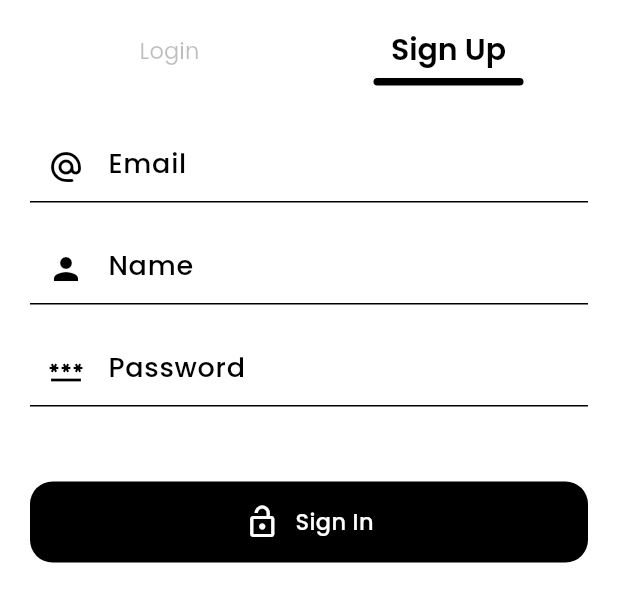
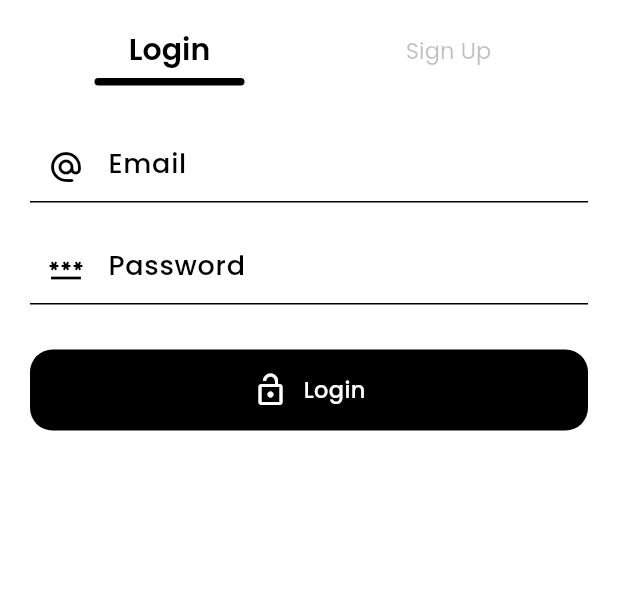
Before and after one commit to khathach699/chat_app, a Flutter app: the AuthPageBody widget shown alone on an empty page, opened directly, on a phone screen of 412 x 824 dp. Shown: the top 602 px of the screen. Run offline on Flutter 3.47's test engine with Material 3 defaults, Android fonts, the phone set to English and light mode, and no system bars; our stand-ins replace firebase_auth, firebase_core, get, slide_to_act; accounts and stored records are empty; network calls fail.

Commit message:
code login and register firebase

```diff
--- a/lib/Configs/PagePath.dart
+++ b/lib/Configs/PagePath.dart
@@ -21,4 +21,10 @@ var pagePath = [
     page: () => const ChatPage(),
     transition: Transition.rightToLeft,
   ),
+
+  GetPage(
+    name: "/login",
+    page: () => const AuthPage(),
+    transition: Transition.rightToLeft,
+  ),
 ];
--- a/lib/Pages/Auth/Widgets/AuthPageBody.dart
+++ b/lib/Pages/Auth/Widgets/AuthPageBody.dart
@@ -15,7 +15,7 @@ class AuthPageBody extends StatefulWidget {
 class _AuthPageBodyState extends State<AuthPageBody> {
   @override
   Widget build(BuildContext context) {
-    RxBool isLogin = false.obs;
+    RxBool isLogin = true.obs;
     return Container(
       // height: 400,
       decoration: BoxDecoration(
@@ -60,8 +60,7 @@ class _AuthPageBodyState extends State<AuthPageBody> {
                                   height: 5,
                                   decoration: BoxDecoration(
                                     borderRadius: BorderRadius.circular(100),
-                                    color:
-                                        primaryColor,
+                                    color: primaryColor,
                                   ),
                                 ),
                               ],
@@ -94,8 +93,7 @@ class _AuthPageBodyState extends State<AuthPageBody> {
                                   height: 5,
                                   decoration: BoxDecoration(
                                     borderRadius: BorderRadius.circular(100),
-                                    color:
-                                    primaryColor
+                                    color: primaryColor,
                                   ),
                                 ),
                               ],
@@ -105,7 +103,7 @@ class _AuthPageBodyState extends State<AuthPageBody> {
                       ],
                     ),
                   ),
-                  SizedBox(height: 30,),
+                  SizedBox(height: 30),
                   Obx(
                     () =>
                         isLogin.value ? const LoginForm() : const SignupForm(),
--- a/lib/Pages/Auth/Widgets/LoginForm.dart
+++ b/lib/Pages/Auth/Widgets/LoginForm.dart
@@ -1,3 +1,4 @@
+import 'package:chat_app/Controllers/AuthController.dart';
 import 'package:chat_app/Widgets/PrimaryButton.dart';
 import 'package:flutter/material.dart';
 import 'package:get/get.dart';
@@ -8,29 +9,38 @@ class LoginForm extends StatelessWidget {
 
   @override
   Widget build(BuildContext context) {
-    return  Column(
+    TextEditingController email = TextEditingController();
+    TextEditingController password = TextEditingController();
+    AuthController authController = Get.put(AuthController());
+    return Column(
       children: [
         Column(
           children: [
             TextField(
-              decoration: InputDecoration(
+              controller: email,
+              decoration: const InputDecoration(
                 hintText: "Email",
                 prefixIcon: Icon(Icons.alternate_email_rounded),
               ),
             ),
             SizedBox(height: 20),
             TextField(
-              decoration: InputDecoration(
+              controller: password,
+              decoration: const InputDecoration(
                 hintText: "Password",
                 prefixIcon: Icon(Icons.password_outlined),
               ),
             ),
             SizedBox(height: 30),
-            PrimaryButton(
-              onTap: (){
-                Get.offAllNamed("/homePage");
-              }
-            ,btnName: "Login", icon: Icons.lock_open_outlined),
+            authController.isLoading.value
+                ? CircularProgressIndicator()
+                : PrimaryButton(
+                  onTap: () {
+                    authController.login(email.text, password.text);
+                  },
+                  btnName: "Login",
+                  icon: Icons.lock_open_outlined,
+                ),
           ],
         ),
       ],
```
Also changed, not shown: lib/Controllers/AuthController.dart (added, +46 -0 lines), lib/Pages/Auth/Widgets/SignupForm.dart (+23 -2 lines), assets/Icons/LogoStone.png (added), assets/Icons/Vector.png (added), assets/Icons/image.png (added), assets/Icons/mirco.png (added), assets/Icons/send.png (added), firebase.json (added), lib/firebase_options.dart (added), 1 other file.
